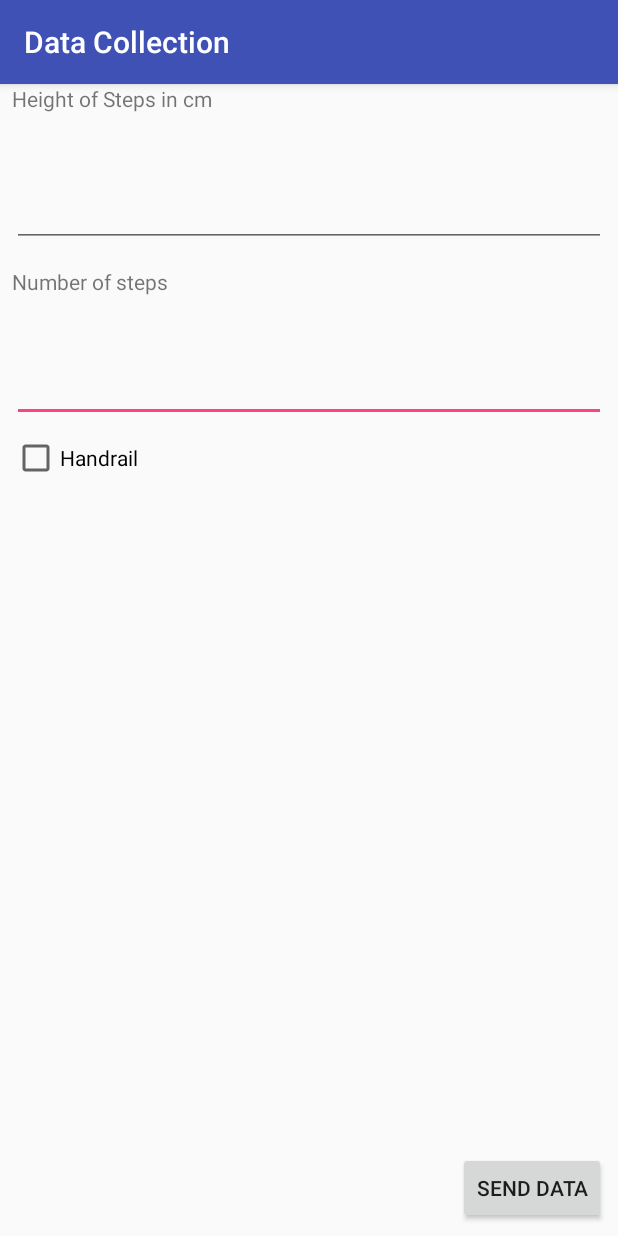
After one commit to deniz01255/BP-ClientServer-Dummy, an Android app: the selectionStairs screen opened directly, with no data from a screen before it, on a phone screen of 412 x 824 dp. The commit adds this screen. Run offline under Robolectric (Android 15) with nearby library versions, the phone set to English and light mode, and no system bars.

Commit message:
Hinzufügen von simpler Funktionalität zum erfassen von Treppen und Formatierung in JSON. Zusätliche Änderung der Gradle build, damit AppName dem PackageNamen gleicht

```diff
--- /dev/null
+++ b/app/src/main/java/com/tudarmstadt/barrierefreiesrouting/datacollectionapp/obstacleViews/selectionStairs.java
@@ -0,0 +1,43 @@
+package com.tudarmstadt.barrierefreiesrouting.datacollectionapp.obstacleViews;
+
+import android.support.v7.app.AppCompatActivity;
+import android.os.Bundle;
+import android.util.Log;
+import android.view.View;
+import android.widget.CheckBox;
+import android.widget.EditText;
+
+import com.google.gson.Gson;
+import com.tudarmstadt.barrierefreiesrouting.datacollectionapp.R;
+import com.tudarmstadt.barrierefreiesrouting.datacollectionapp.obstacles.Stairs;
+
+public class selectionStairs extends AppCompatActivity {
+
+    private Stairs stairs;
+    EditText etNumberOfStairs, etHeightOfStairs;
+    CheckBox cbHandle;
+
+    @Override
+    protected void onCreate(Bundle savedInstanceState) {
+        super.onCreate(savedInstanceState);
+        setContentView(R.layout.activity_selection_stairs);
+
+        stairs = new Stairs();
+        etHeightOfStairs = (EditText)findViewById(R.id.editText2);
+        etNumberOfStairs = (EditText)findViewById(R.id.editText3);
+        cbHandle = (CheckBox)findViewById(R.id.checkBox);
+
+    }
+
+    /** Called when the user clicks the send Data Button **/
+    public void onClickSendData(View view) {
+        int height = Integer.parseInt(etHeightOfStairs.getText().toString());
+        int number = Integer.parseInt(etNumberOfStairs.getText().toString());
+        boolean handle = cbHandle.isChecked();
+        stairs.setHeightOfStairs(height);
+        stairs.setNumberOfStairs(number);
+        stairs.setHandleAvailable(handle);
+        Gson gson = new Gson();
+        Log.v("Object stairs in JSON", gson.toJson(this.stairs));
+    }
+}
--- /dev/null
+++ b/app/src/main/res/layout/activity_selection_stairs.xml
@@ -0,0 +1,94 @@
+<?xml version="1.0" encoding="utf-8"?>
+<android.support.constraint.ConstraintLayout xmlns:android="http://schemas.android.com/apk/res/android"
+    xmlns:app="http://schemas.android.com/apk/res-auto"
+    xmlns:tools="http://schemas.android.com/tools"
+    android:layout_width="match_parent"
+    android:layout_height="match_parent"
+    tools:context="com.tudarmstadt.barrierefreiesrouting.datacollectionapp.obstacleViews.selectionStairs">
+
+    <TextView
+        android:id="@+id/textView3"
+        android:layout_width="0dp"
+        android:layout_height="50dp"
+        android:layout_marginEnd="8dp"
+        android:layout_marginLeft="8dp"
+        android:layout_marginRight="8dp"
+        android:layout_marginStart="8dp"
+        android:text="Height of Steps in cm"
+        app:layout_constraintLeft_toLeftOf="parent"
+        app:layout_constraintRight_toRightOf="parent"
+        app:layout_constraintTop_toTopOf="parent" />
+
+    <TextView
+        android:id="@+id/textView5"
+        android:layout_width="368dp"
+        android:layout_height="50dp"
+        android:layout_marginEnd="8dp"
+        android:layout_marginLeft="8dp"
+        android:layout_marginRight="8dp"
+        android:layout_marginStart="8dp"
+        android:layout_marginTop="122dp"
+        android:text="Number of steps"
+        app:layout_constraintHorizontal_bias="0.0"
+        app:layout_constraintLeft_toLeftOf="parent"
+        app:layout_constraintRight_toRightOf="parent"
+        app:layout_constraintTop_toTopOf="parent" />
+
+    <EditText
+        android:id="@+id/editText2"
+        android:layout_width="match_parent"
+        android:layout_height="wrap_content"
+        android:layout_marginEnd="8dp"
+        android:layout_marginLeft="8dp"
+        android:layout_marginRight="8dp"
+        android:layout_marginStart="8dp"
+        android:layout_marginTop="8dp"
+        android:ems="10"
+        android:inputType="number"
+        app:layout_constraintLeft_toLeftOf="parent"
+        app:layout_constraintRight_toRightOf="parent"
+        app:layout_constraintTop_toBottomOf="@+id/textView5" />
+
+    <CheckBox
+        android:id="@+id/checkBox"
+        android:layout_width="368dp"
+        android:layout_height="wrap_content"
+        android:layout_marginEnd="8dp"
+        android:layout_marginLeft="8dp"
+        android:layout_marginRight="8dp"
+        android:layout_marginStart="8dp"
+        android:text="Handrail"
+        app:layout_constraintHorizontal_bias="0.0"
+        app:layout_constraintLeft_toLeftOf="parent"
+        app:layout_constraintRight_toRightOf="parent"
+        android:layout_marginTop="8dp"
+        app:layout_constraintTop_toBottomOf="@+id/editText2" />
+
+    <EditText
+        android:id="@+id/editText3"
+        android:layout_width="match_parent"
+        android:layout_height="wrap_content"
+        android:layout_marginBottom="8dp"
+        android:layout_marginLeft="8dp"
+        android:layout_marginRight="8dp"
+        android:layout_marginTop="8dp"
+        android:ems="10"
+        android:inputType="number"
+        app:layout_constraintBottom_toTopOf="@+id/textView5"
+        app:layout_constraintHorizontal_bias="0.0"
+        app:layout_constraintLeft_toLeftOf="parent"
+        app:layout_constraintRight_toRightOf="parent"
+        app:layout_constraintTop_toBottomOf="@+id/textView3" />
+
+    <Button
+        android:id="@+id/button4"
+        android:layout_width="wrap_content"
+        android:layout_height="wrap_content"
+        android:text="Send Data"
+        android:onClick="onClickSendData"
+        app:layout_constraintBottom_toBottomOf="parent"
+        android:layout_marginBottom="8dp"
+        android:layout_marginRight="8dp"
+        app:layout_constraintRight_toRightOf="parent" />
+
+</android.support.constraint.ConstraintLayout>
--- a/build.gradle
+++ b/build.gradle
@@ -7,7 +7,7 @@ buildscript {
         jcenter()
     }
     dependencies {
-        classpath 'com.android.tools.build:gradle:2.3.1'
+        classpath 'com.android.tools.build:gradle:2.3.2'
         // NOTE: Do not place your application dependencies here; they belong
         // in the individual module build.gradle files
     }
```
Also changed, not shown: app/build.gradle (+8 -7 lines), app/src/main/AndroidManifest.xml (+5 -5 lines), app/src/main/java/com/tudarmstadt/barrierefreiesrouting/datacollectionapp/MainActivity.java (+8 -3 lines), app/src/main/java/com/tudarmstadt/barrierefreiesrouting/datacollectionapp/obstacleViews/ObstacleSelection.java (added, +23 -0 lines), app/src/main/java/com/tudarmstadt/barrierefreiesrouting/datacollectionapp/obstacles/Obstacle.java (added, +57 -0 lines), app/src/main/java/com/tudarmstadt/barrierefreiesrouting/datacollectionapp/obstacles/ObstacleTypes.java (added, +16 -0 lines), app/src/main/java/com/tudarmstadt/barrierefreiesrouting/datacollectionapp/obstacles/Stairs.java (added, +47 -0 lines), app/src/main/res/layout/activity_main.xml (+10 -0 lines), app/src/main/res/layout/activity_obstacle_selection.xml (added, +17 -0 lines), app/src/main/java/com/tudarmstadt/barrierefreiesrouting/datacollectionapp/obstacles/stair_json.txt (added).
